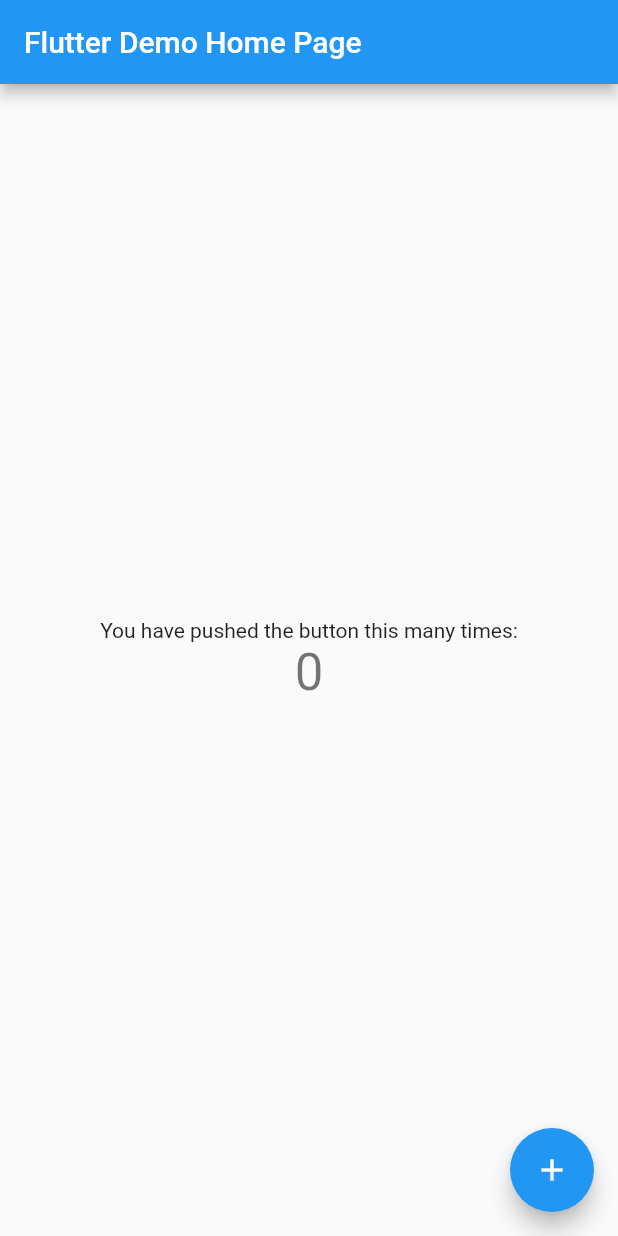
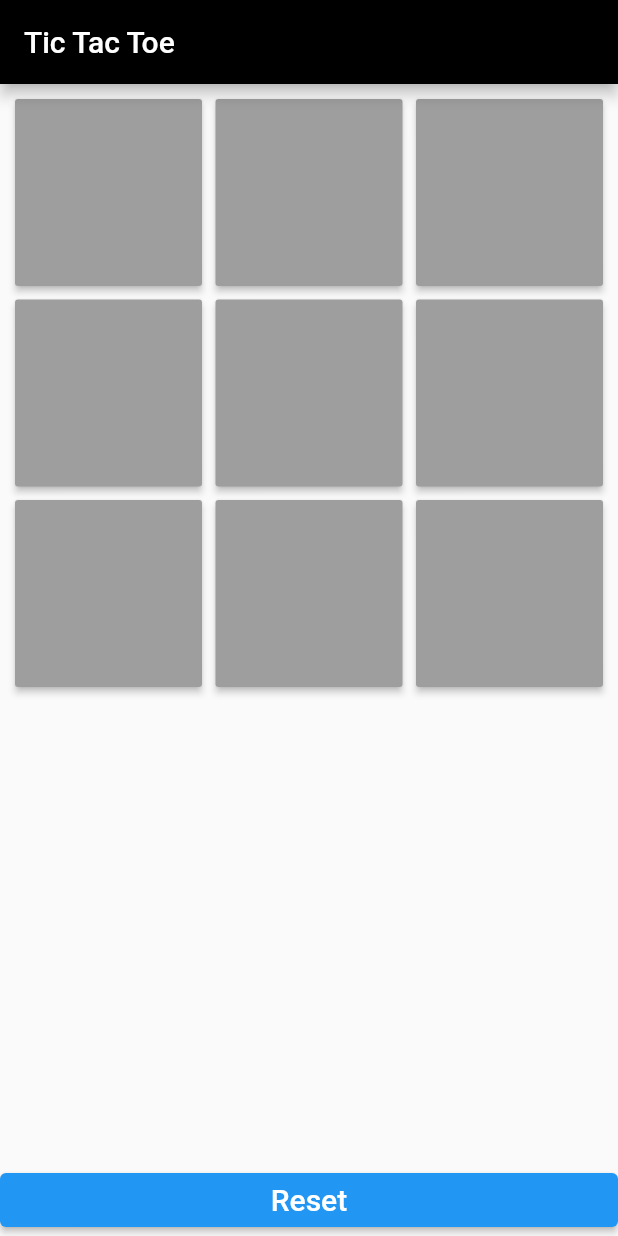
Before and after one commit to HarrishArun/tic_tac_toe, a Flutter app: the screen it shows after launch, on a phone screen of 412 x 824 dp. Run offline on Flutter 3.47's test engine with Material 2 defaults, Android fonts, the phone set to English and light mode, and no system bars.

Commit message:
End of UI

```diff
--- /dev/null
+++ b/lib/Game_button.dart
@@ -0,0 +1,11 @@
+import 'package:flutter/cupertino.dart';
+import 'package:flutter/material.dart';
+
+class GameButton {
+  final id;
+  String text;
+  Color bg;
+  bool enabled;
+  GameButton(
+      {this.id, this.text = '', this.bg = Colors.grey, this.enabled = true});
+}
--- /dev/null
+++ b/lib/home_page.dart
@@ -0,0 +1,192 @@
+import 'package:flutter/material.dart';
+import 'package:tic_tac_toe/Game_button.dart';
+import 'package:tic_tac_toe/custom_dialog.dart';
+
+class HomePage extends StatefulWidget {
+  @override
+  _HomePageState createState() => new _HomePageState();
+}
+
+class _HomePageState extends State<HomePage> {
+  List<GameButton> buttonsList = [];
+  //List<GameButton> buttonsList;
+  var player1;
+  var player2;
+  var activePlayer;
+
+  @override
+  void initState() {
+    // TODO: implement initState
+    super.initState();
+    buttonsList = doInit();
+  }
+
+  List<GameButton> doInit() {
+    player1 = [];
+    player2 = [];
+    activePlayer = 1;
+
+    var gameButtons = <GameButton>[
+      new GameButton(id: 1),
+      new GameButton(id: 2),
+      new GameButton(id: 3),
+      new GameButton(id: 4),
+      new GameButton(id: 5),
+      new GameButton(id: 6),
+      new GameButton(id: 7),
+      new GameButton(id: 8),
+      new GameButton(id: 9),
+    ];
+    return gameButtons;
+  }
+
+  void playGame(GameButton gb) {
+    setState(() {
+      if (activePlayer == 1) {
+        gb.text = "X";
+        gb.bg = Colors.red;
+        activePlayer = 2;
+        player1.add(gb.id);
+      } else {
+        gb.text = "0";
+        gb.bg = Colors.black;
+        activePlayer = 1;
+        player2.add(gb.id);
+      }
+      gb.enabled = false;
+      checkWinner();
+    });
+  }
+
+  void checkWinner() {
+    var winner = -1;
+    if (player1.contains(1) && player1.contains(2) && player1.contains(3)) {
+      winner = 1;
+    }
+    if (player2.contains(1) && player2.contains(2) && player2.contains(3)) {
+      winner = 2;
+    }
+
+    // row 2
+    if (player1.contains(4) && player1.contains(5) && player1.contains(6)) {
+      winner = 1;
+    }
+    if (player2.contains(4) && player2.contains(5) && player2.contains(6)) {
+      winner = 2;
+    }
+
+    // row 3
+    if (player1.contains(7) && player1.contains(8) && player1.contains(9)) {
+      winner = 1;
+    }
+    if (player2.contains(7) && player2.contains(8) && player2.contains(9)) {
+      winner = 2;
+    }
+
+    // col 1
+    if (player1.contains(1) && player1.contains(4) && player1.contains(7)) {
+      winner = 1;
+    }
+    if (player2.contains(1) && player2.contains(4) && player2.contains(7)) {
+      winner = 2;
+    }
+
+    // col 2
+    if (player1.contains(2) && player1.contains(5) && player1.contains(8)) {
+      winner = 1;
+    }
+    if (player2.contains(2) && player2.contains(5) && player2.contains(8)) {
+      winner = 2;
+    }
+
+    // col 3
+    if (player1.contains(3) && player1.contains(6) && player1.contains(9)) {
+      winner = 1;
+    }
+    if (player2.contains(3) && player2.contains(6) && player2.contains(9)) {
+      winner = 2;
+    }
+
+    //diagonal
+    if (player1.contains(1) && player1.contains(5) && player1.contains(9)) {
+      winner = 1;
+    }
+    if (player2.contains(1) && player2.contains(5) && player2.contains(9)) {
+      winner = 2;
+    }
+
+    if (player1.contains(3) && player1.contains(5) && player1.contains(7)) {
+      winner = 1;
+    }
+    if (player2.contains(3) && player2.contains(5) && player2.contains(7)) {
+      winner = 2;
+    }
+    if (winner != -1) {
+      if (winner == 1) {
+        showDialog(
+            context: context,
+            builder: (_) => CustomDialog('Hurray ! Player 1 Won',
+                'Press Reset to start again', resetGame));
+      } else {
+        showDialog(
+            context: context,
+            builder: (_) => CustomDialog('Hurray ! Player 2 Won',
+                'Press Reset to start again', resetGame));
+      }
+    }
+  }
+
+  void resetGame() {
+    if (Navigator.canPop(context)) Navigator.pop(context);
+    setState(() {
+      buttonsList = doInit();
+    });
+  }
+
+  @override
+  Widget build(BuildContext context) {
+    return Scaffold(
+        appBar: AppBar(
+          title: const Text('Tic Tac Toe'),
+          backgroundColor: Colors.black,
+        ),
+        body: Column(
+          mainAxisAlignment: MainAxisAlignment.start,
+          crossAxisAlignment: CrossAxisAlignment.stretch,
+          children: [
+            Expanded(
+              child: GridView.builder(
+                padding: const EdgeInsets.all(10.0),
+                gridDelegate: const SliverGridDelegateWithFixedCrossAxisCount(
+                    crossAxisCount: 3,
+                    childAspectRatio: 1.0,
+                    crossAxisSpacing: 9,
+                    mainAxisSpacing: 9),
+                itemCount: buttonsList.length,
+                itemBuilder: (context, i) => SizedBox(
+                  width: 100.0,
+                  height: 100.0,
+                  child: RaisedButton(
+                    onPressed: buttonsList[i].enabled
+                        ? () => playGame(buttonsList[i])
+                        : null,
+                    child: Text(
+                      buttonsList[i].text,
+                      style: TextStyle(color: Colors.white, fontSize: 20.0),
+                    ),
+                    color: buttonsList[i].bg,
+                    disabledColor: buttonsList[i].bg,
+                  ),
+                ),
+              ),
+            ),
+            ElevatedButton(
+                onPressed: resetGame,
+                child: Text(
+                  'Reset',
+                  style: TextStyle(color: Colors.white, fontSize: 20),
+                )),
+          ],
+        ));
+  }
+}
--- a/lib/main.dart
+++ b/lib/main.dart
@@ -1,115 +1,18 @@
 import 'package:flutter/material.dart';
+import 'package:tic_tac_toe/home_page.dart';
 
-void main() {
-  runApp(const MyApp());
-}
+void main() => runApp(new Myapp());
 
-class MyApp extends StatelessWidget {
-  const MyApp({Key? key}) : super(key: key);
+class Myapp extends StatelessWidget {
+  const Myapp({Key? key}) : super(key: key);
 
-  // This widget is the root of your application.
   @override
   Widget build(BuildContext context) {
     return MaterialApp(
-      title: 'Flutter Demo',
       theme: ThemeData(
-        // This is the theme of your application.
-        //
-        // Try running your application with "flutter run". You'll see the
-        // application has a blue toolbar. Then, without quitting the app, try
-        // changing the primarySwatch below to Colors.green and then invoke
-        // "hot reload" (press "r" in the console where you ran "flutter run",
-        // or simply save your changes to "hot reload" in a Flutter IDE).
-        // Notice that the counter didn't reset back to zero; the application
-        // is not restarted.
-        primarySwatch: Colors.blue,
+        primaryColor: Colors.black,
       ),
-      home: const MyHomePage(title: 'Flutter Demo Home Page'),
+      home: HomePage(),
     );
   }
 }
-
-class MyHomePage extends StatefulWidget {
-  const MyHomePage({Key? key, required this.title}) : super(key: key);
-
-  // This widget is the home page of your application. It is stateful, meaning
-  // that it has a State object (defined below) that contains fields that affect
-  // how it looks.
-
-  // This class is the configuration for the state. It holds the values (in this
-  // case the title) provided by the parent (in this case the App widget) and
-  // used by the build method of the State. Fields in a Widget subclass are
-  // always marked "final".
-
-  final String title;
-
-  @override
-  State<MyHomePage> createState() => _MyHomePageState();
-}
-
-class _MyHomePageState extends State<MyHomePage> {
-  int _counter = 0;
-
-  void _incrementCounter() {
-    setState(() {
-      // This call to setState tells the Flutter framework that something has
-      // changed in this State, which causes it to rerun the build method below
-      // so that the display can reflect the updated values. If we changed
-      // _counter without calling setState(), then the build method would not be
-      // called again, and so nothing would appear to happen.
-      _counter++;
-    });
-  }
-
-  @override
-  Widget build(BuildContext context) {
-    // This method is rerun every time setState is called, for instance as done
-    // by the _incrementCounter method above.
-    //
-    // The Flutter framework has been optimized to make rerunning build methods
-    // fast, so that you can just rebuild anything that needs updating rather
-    // than having to individually change instances of widgets.
-    return Scaffold(
-      appBar: AppBar(
-        // Here we take the value from the MyHomePage object that was created by
-        // the App.build method, and use it to set our appbar title.
-        title: Text(widget.title),
-      ),
-      body: Center(
-        // Center is a layout widget. It takes a single child and positions it
-        // in the middle of the parent.
-        child: Column(
-          // Column is also a layout widget. It takes a list of children and
-          // arranges them vertically. By default, it sizes itself to fit its
-          // children horizontally, and tries to be as tall as its parent.
-          //
-          // Invoke "debug painting" (press "p" in the console, choose the
-          // "Toggle Debug Paint" action from the Flutter Inspector in Android
-          // Studio, or the "Toggle Debug Paint" command in Visual Studio Code)
-          // to see the wireframe for each widget.
-          //
-          // Column has various properties to control how it sizes itself and
-          // how it positions its children. Here we use mainAxisAlignment to
-          // center the children vertically; the main axis here is the vertical
-          // axis because Columns are vertical (the cross axis would be
-          // horizontal).
-          mainAxisAlignment: MainAxisAlignment.center,
-          children: <Widget>[
-            const Text(
-              'You have pushed the button this many times:',
-            ),
-            Text(
-              '$_counter',
-              style: Theme.of(context).textTheme.headline4,
-            ),
-          ],
-        ),
-      ),
-      floatingActionButton: FloatingActionButton(
-        onPressed: _incrementCounter,
-        tooltip: 'Increment',
-        child: const Icon(Icons.add),
-      ), // This trailing comma makes auto-formatting nicer for build methods.
-    );
-  }
-}
```
Also changed, not shown: lib/custom_dialog.dart (added, +24 -0 lines).
